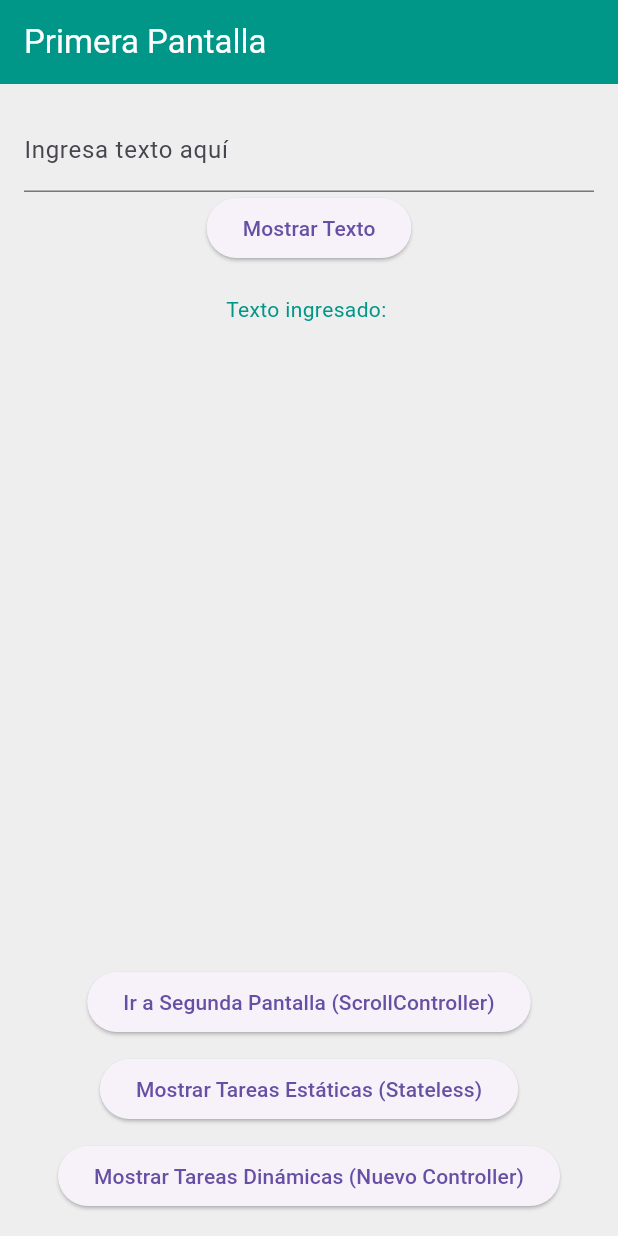
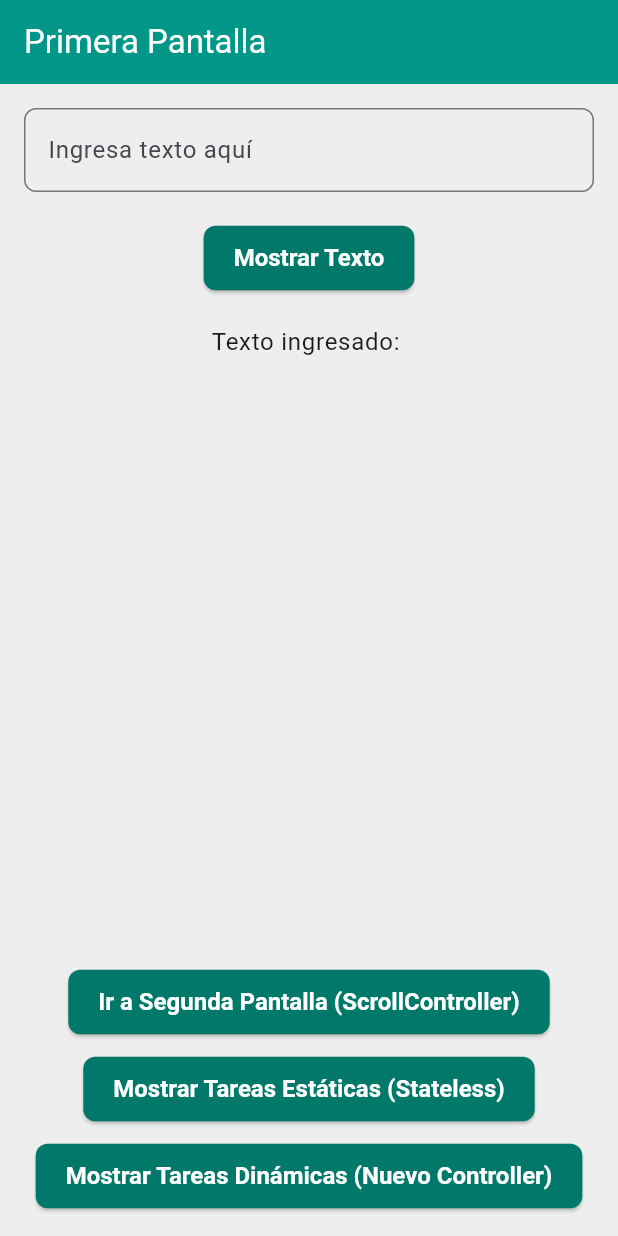
Before and after one commit to Degonzalezlo/flutter_application_1, a Flutter app: the screen it shows after launch, on a phone screen of 412 x 824 dp. Run offline on Flutter 3.47's test engine with Material 3 defaults, Android fonts, the phone set to English and light mode, and no system bars; Roboto replaces fonts that are missing (Arial).

Commit message:
Added visual personalization

```diff
--- a/lib/main.dart
+++ b/lib/main.dart
@@ -15,6 +15,20 @@ final ThemeData myTheme = ThemeData(
     backgroundColor: Colors.teal, // Color de AppBar teal
     foregroundColor: Colors.white, // Título de AppBar blanco
   ),
+
+
+// == PERSONALIZACION GLOBAL DE BOTONES ==
+elevatedButtonTheme:ElevatedButtonThemeData (
+  style: ElevatedButton.styleFrom(
+    backgroundColor: Colors.teal.shade700,// Fondo teal
+    foregroundColor: Colors.white, // Texto blanco
+    textStyle: const TextStyle(fontSize: 16, fontWeight: FontWeight.bold),
+    padding: const EdgeInsets.symmetric(horizontal: 20, vertical: 12),
+    shape: RoundedRectangleBorder(
+      borderRadius: BorderRadius.circular(8),
+    ),
+  ),
+),
 );
 
 class MyApp extends StatelessWidget {
@@ -65,8 +79,26 @@ class _FirstScreenState extends State<FirstScreen> {
           children: [
             TextField(
               controller: _controller, // 3. Asignación: Conecta el Controller al TextField.
-              decoration: const InputDecoration(labelText: 'Ingresa texto aquí'),
+              decoration: InputDecoration(
+                labelText: 'Ingresa texto aquí',
+                hintText: 'Escribe algo...',
+                border: OutlineInputBorder(
+                borderRadius: BorderRadius.circular(8),
+                borderSide: BorderSide(
+                  color: Colors.teal.shade300,
+                  width: 2,
+                )
+              ),
+                focusedBorder: OutlineInputBorder(
+                  borderRadius: BorderRadius.circular(8),
+                  borderSide: const BorderSide(
+                    color: Colors.pink,
+                    width: 3,
+                  ),
+                ),
+              ),
             ),
+            const SizedBox(height: 20),
             ElevatedButton(
               onPressed: () {
                 setState(() {
@@ -77,7 +109,9 @@ class _FirstScreenState extends State<FirstScreen> {
               child: const Text('Mostrar Texto'),
             ),
             const SizedBox(height: 20),
-            Text('Texto ingresado: $displayedText'),
+            Text('Texto ingresado: $displayedText',
+              style: Theme.of(context).textTheme.bodyLarge,
+            ),
             const Spacer(),
             ElevatedButton(
               onPressed: () => Navigator.pushNamed(context, '/second'),
```
